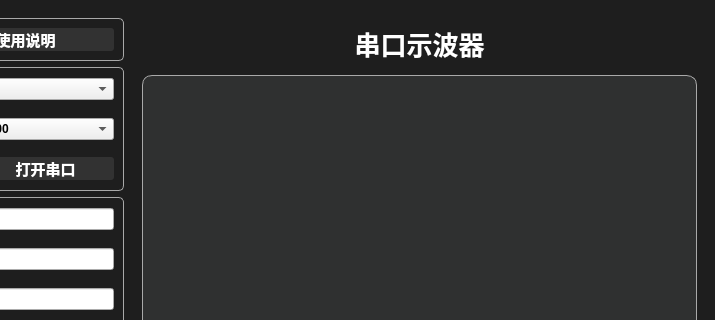
Chaos-Observer/UART_Oscillscope, file mainwindow.ui: the form before one commit; both pictures show x 121 to 836 and y 0 to 320 of the 836 by 612 pixel window.
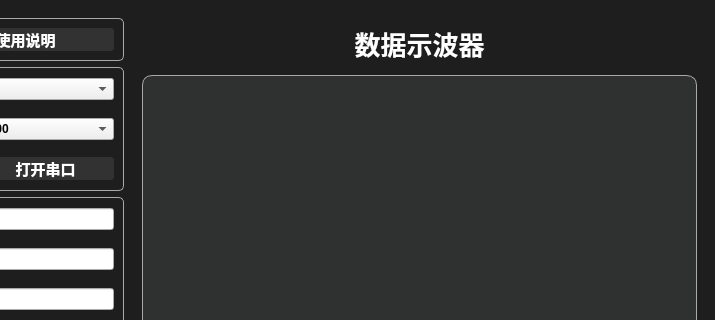
The form after the commit. Icons and pictures are not drawn. Custom widgets are drawn as their Qt base class.

```diff
--- a/mainwindow.ui
+++ b/mainwindow.ui
@@ -619,7 +619,7 @@
           </font>
          </property>
          <property name="text">
-          <string>串口示波器</string>
+          <string>数据示波器</string>
          </property>
          <property name="alignment">
           <set>Qt::AlignCenter</set>
```
